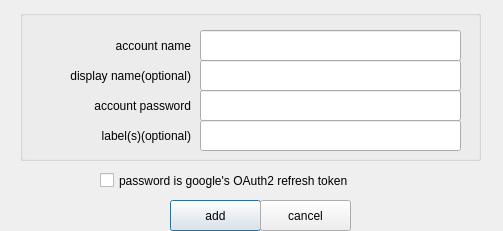
First picture: the form in src/addaccount.ui, repository mhogomchungu/qCheckGMail, before the edit.
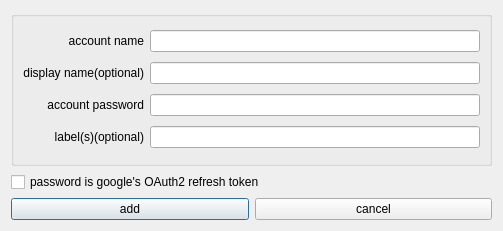
Second picture: the form after the edit.

Commit message: make GUI windows stretchable

The edit to the form file:
```diff
--- a/src/addaccount.ui
+++ b/src/addaccount.ui
@@ -16,41 +16,52 @@
   <property name="windowTitle">
    <string>create a new account</string>
   </property>
+  <layout class="QGridLayout" name="gridLayout">
+   <item row="0" column="0" colspan="2">
   <widget class="QGroupBox" name="groupBox">
-   <property name="geometry">
-    <rect>
-     <x>20</x>
-     <y>10</y>
-     <width>461</width>
-     <height>151</height>
-    </rect>
-   </property>
    <property name="title">
     <string/>
    </property>
+     <layout class="QGridLayout" name="gridLayout_2">
+      <item row="0" column="0">
+       <widget class="QLabel" name="label">
+        <property name="text">
+         <string>account name</string>
+        </property>
+        <property name="alignment">
+         <set>Qt::AlignRight|Qt::AlignTrailing|Qt::AlignVCenter</set>
+        </property>
+        <property name="wordWrap">
+         <bool>true</bool>
+        </property>
+       </widget>
+      </item>
+      <item row="0" column="1">
    <widget class="QLineEdit" name="lineEditName">
-    <property name="geometry">
-     <rect>
-      <x>180</x>
-      <y>20</y>
-      <width>261</width>
-      <height>31</height>
-     </rect>
-    </property>
     <property name="toolTip">
      <string>Normal gmail accounts can be added without the &quot;@gmail.com&quot; part.
 Hosted domain addresses must be added with the &quot;@ABC.XYZ&quot; part.</string>
     </property>
    </widget>
+      </item>
+      <item row="1" column="0">
+       <widget class="QLabel" name="label_4">
+        <property name="text">
+         <string>display name(optional)</string>
+        </property>
+        <property name="alignment">
+         <set>Qt::AlignRight|Qt::AlignTrailing|Qt::AlignVCenter</set>
+        </property>
+        <property name="wordWrap">
+         <bool>true</bool>
+        </property>
+       </widget>
+      </item>
+      <item row="1" column="1">
+       <widget class="QLineEdit" name="lineEditOptionalName"/>
+      </item>
+      <item row="2" column="0">
    <widget class="QLabel" name="label_2">
-    <property name="geometry">
-     <rect>
-      <x>10</x>
-      <y>80</y>
-      <width>161</width>
-      <height>31</height>
-     </rect>
-    </property>
     <property name="text">
      <string>account password</string>
     </property>
@@ -61,60 +72,16 @@
      <bool>true</bool>
     </property>
    </widget>
-   <widget class="QLabel" name="label">
-    <property name="geometry">
-     <rect>
-      <x>10</x>
-      <y>20</y>
-      <width>161</width>
-      <height>31</height>
-     </rect>
-    </property>
-    <property name="text">
-     <string>account name</string>
-    </property>
-    <property name="alignment">
-     <set>Qt::AlignRight|Qt::AlignTrailing|Qt::AlignVCenter</set>
-    </property>
-    <property name="wordWrap">
-     <bool>true</bool>
-    </property>
-   </widget>
+      </item>
+      <item row="2" column="1">
    <widget class="QLineEdit" name="lineEditPassword">
-    <property name="geometry">
-     <rect>
-      <x>180</x>
-      <y>80</y>
-      <width>261</width>
-      <height>31</height>
-     </rect>
-    </property>
     <property name="echoMode">
      <enum>QLineEdit::Password</enum>
     </property>
    </widget>
-   <widget class="QLineEdit" name="lineEditLabel">
-    <property name="geometry">
-     <rect>
-      <x>180</x>
-      <y>110</y>
-      <width>261</width>
-      <height>31</height>
-     </rect>
-    </property>
-    <property name="toolTip">
-     <string>multiple labels can be entered by separating them with a comma(,)</string>
-    </property>
-   </widget>
+      </item>
+      <item row="3" column="0">
    <widget class="QLabel" name="label_3">
-    <property name="geometry">
-     <rect>
-      <x>10</x>
-      <y>110</y>
-      <width>161</width>
-      <height>31</height>
-     </rect>
-    </property>
     <property name="text">
      <string>label(s)(optional)</string>
     </property>
@@ -125,75 +92,39 @@
      <bool>true</bool>
     </property>
    </widget>
-   <widget class="QLabel" name="label_4">
-    <property name="geometry">
-     <rect>
-      <x>10</x>
-      <y>50</y>
-      <width>161</width>
-      <height>31</height>
-     </rect>
-    </property>
+      </item>
+      <item row="3" column="1">
+       <widget class="QLineEdit" name="lineEditLabel">
+        <property name="toolTip">
+         <string>multiple labels can be entered by separating them with a comma(,)</string>
+        </property>
+       </widget>
+      </item>
+     </layout>
+    </widget>
+   </item>
+   <item row="1" column="0" colspan="2">
+    <widget class="QCheckBox" name="cbToken">
     <property name="text">
-     <string>display name(optional)</string>
-    </property>
-    <property name="alignment">
-     <set>Qt::AlignRight|Qt::AlignTrailing|Qt::AlignVCenter</set>
-    </property>
-    <property name="wordWrap">
-     <bool>true</bool>
-    </property>
-   </widget>
-   <widget class="QLineEdit" name="lineEditOptionalName">
-    <property name="geometry">
-     <rect>
-      <x>180</x>
-      <y>50</y>
-      <width>261</width>
-      <height>31</height>
-     </rect>
-    </property>
-   </widget>
-  </widget>
+      <string>password is google's OAuth2 refresh token</string>
+     </property>
+    </widget>
+   </item>
+   <item row="2" column="0">
   <widget class="QPushButton" name="pushButtonAdd">
-   <property name="geometry">
-    <rect>
-     <x>170</x>
-     <y>200</y>
-     <width>91</width>
-     <height>31</height>
-    </rect>
-   </property>
    <property name="text">
     <string>add</string>
    </property>
   </widget>
+   </item>
+   <item row="2" column="1">
   <widget class="QPushButton" name="pushButtonCancel">
-   <property name="geometry">
-    <rect>
-     <x>260</x>
-     <y>200</y>
-     <width>91</width>
-     <height>31</height>
-    </rect>
-   </property>
    <property name="text">
     <string>cancel</string>
    </property>
   </widget>
-  <widget class="QCheckBox" name="cbToken">
-   <property name="geometry">
-    <rect>
-     <x>100</x>
-     <y>160</y>
-     <width>301</width>
-     <height>41</height>
-    </rect>
-   </property>
-   <property name="text">
-    <string>password is google's OAuth2 refresh token</string>
-   </property>
-  </widget>
+   </item>
+  </layout>
  </widget>
  <tabstops>
   <tabstop>lineEditName</tabstop>
```
Lines whose indentation alone changed are shown as unchanged. The commit also changes 6 other files.
